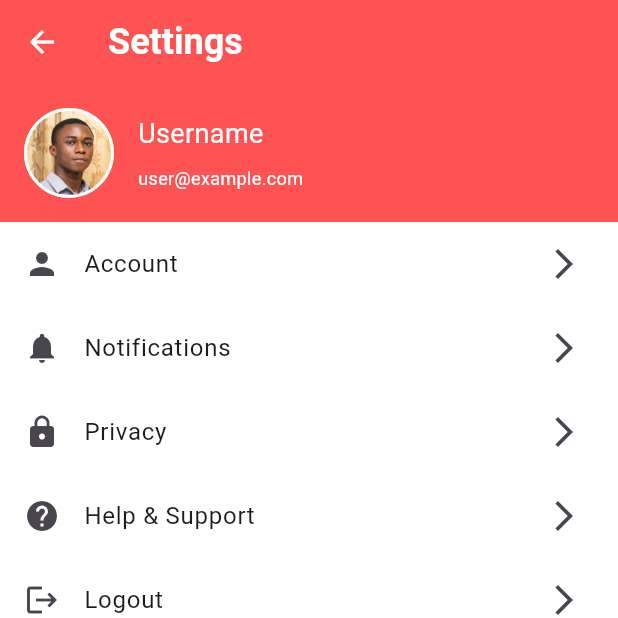
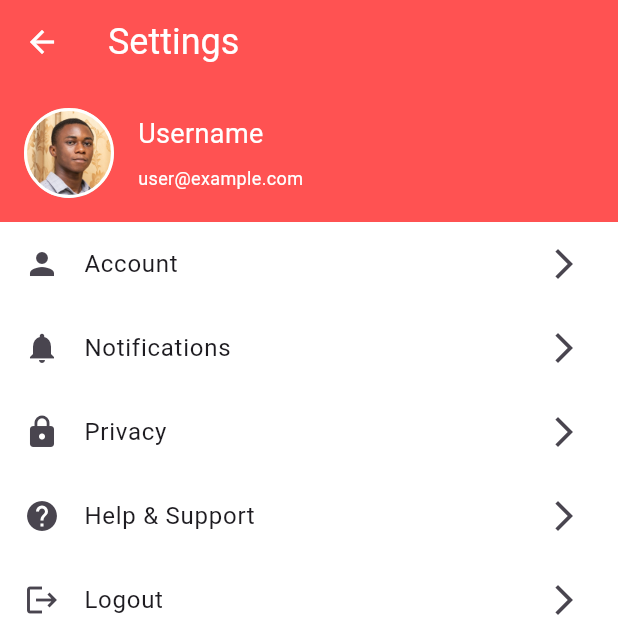
Before and after one commit to esmond-adjei/cardiocare, a Flutter app: the SettingsScreen screen opened by its route, on a phone screen of 412 x 824 dp, the top half of it. Run offline on Flutter 3.47's test engine with Material 3 defaults, Android fonts, the phone set to English and light mode, and no system bars; our stand-ins replace sqflite; accounts and stored records are empty.

Commit message:
clean up

```diff
--- a/lib/main.dart
+++ b/lib/main.dart
@@ -19,10 +19,6 @@ class MyApp extends StatelessWidget {
         debugShowCheckedModeBanner: false,
         title: 'X-Monitoring App',
         theme: customRedTheme,
-        // ThemeData(
-        //   useMaterial3: true,
-        //   colorScheme: ColorScheme.fromSeed(seedColor: Colors.redAccent),
-        // ),
         home: const MainScreen(),
         routes: {
           '/home': (context) => const HomeScreen(),
--- a/lib/screens/pages/signal_screen.dart
+++ b/lib/screens/pages/signal_screen.dart
@@ -35,11 +35,11 @@ class _VitalSignalsScreenState extends State<VitalSignalsScreen> {
   void _insertDummyData() async {
     List<int> ecgData = _dummyDataGenerator.generateEcgData();
     Map<String, int> bpData = _dummyDataGenerator.generateBpData();
-    double Btemp = _dummyDataGenerator.generateBtempData();
+    double btemp = _dummyDataGenerator.generateBtempData();
 
     saveEcgData(widget.userId, ecgData);
     saveBpData(widget.userId, bpData['systolic']!, bpData['diastolic']!);
-    saveBtempData(widget.userId, Btemp);
+    saveBtempData(widget.userId, btemp);
 
     _refreshData();
   }
--- a/lib/screens/record_screen.dart
+++ b/lib/screens/record_screen.dart
@@ -7,11 +7,7 @@ class RecordScreen extends StatelessWidget {
   Widget build(BuildContext context) {
     return Scaffold(
       appBar: AppBar(
-        title: const Text(
-          'Record',
-          style: TextStyle(color: Colors.white, fontSize: 24),
-        ),
-        backgroundColor: Colors.redAccent,
+        title: const Text('Record'),
         iconTheme: const IconThemeData(
           color: Colors.white,
         ),
--- a/lib/screens/settings_screen.dart
+++ b/lib/screens/settings_screen.dart
@@ -7,11 +7,7 @@ class SettingsScreen extends StatelessWidget {
   Widget build(BuildContext context) {
     return Scaffold(
       appBar: AppBar(
-        title: const Text(
-          'Settings',
-          style: TextStyle(color: Colors.white, fontSize: 24),
-        ),
-        backgroundColor: Colors.redAccent,
+        title: const Text('Settings'),
         iconTheme: const IconThemeData(
           color: Colors.white,
         ),
--- a/lib/services/theme.dart
+++ b/lib/services/theme.dart
@@ -1,6 +1,7 @@
 import 'package:flutter/material.dart';
 
 final ThemeData customRedTheme = ThemeData(
+  useMaterial3: true,
   primaryColor: Colors.redAccent,
   primarySwatch: Colors.red,
   hintColor: Colors.redAccent,
@@ -9,8 +10,7 @@ final ThemeData customRedTheme = ThemeData(
     backgroundColor: Colors.redAccent,
     titleTextStyle: TextStyle(
       color: Colors.white,
-      fontSize: 20,
-      fontWeight: FontWeight.bold,
+      fontSize: 24,
     ),
     iconTheme: IconThemeData(color: Colors.white),
   ),
--- a/lib/utils/create_dummy_data.dart
+++ b/lib/utils/create_dummy_data.dart
@@ -8,12 +8,12 @@ class DummyDataGenerator {
   }
 
   Map<String, int> generateBpData() {
-    int systolic = 90 + _random.nextInt(51); // 90 to 140
-    int diastolic = 60 + _random.nextInt(41); // 60 to 100
+    int systolic = 90 + _random.nextInt(51);
+    int diastolic = 60 + _random.nextInt(41);
     return {'systolic': systolic, 'diastolic': diastolic};
   }
 
   double generateBtempData() {
-    return 36.0 + _random.nextDouble() * 2.0; // 36.0 to 38.0
+    return 36.0 + _random.nextDouble() * 2.0;
   }
 }
```
Also changed, not shown: lib/screens/history_screen.dart (+2 -6 lines), lib/screens/home_screen.dart (+2 -5 lines), lib/services/models/db_helper.dart (+10 -9 lines), lib/services/dummy_data.dart (renamed from lib/services/models/dummy_data.dart).
